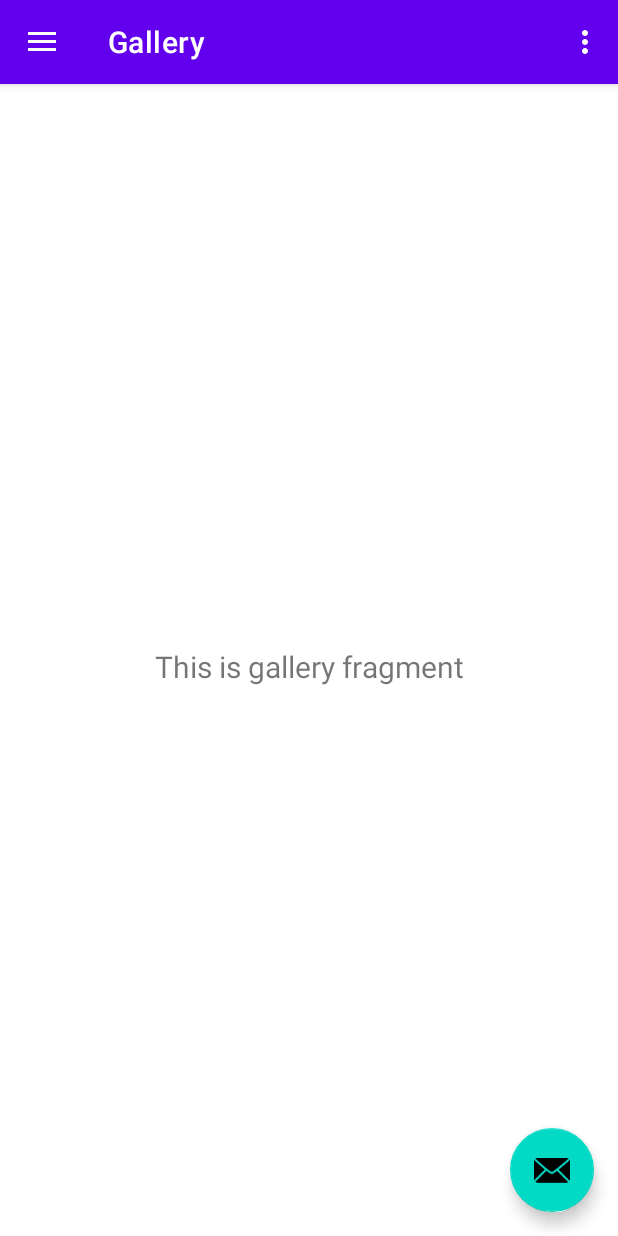
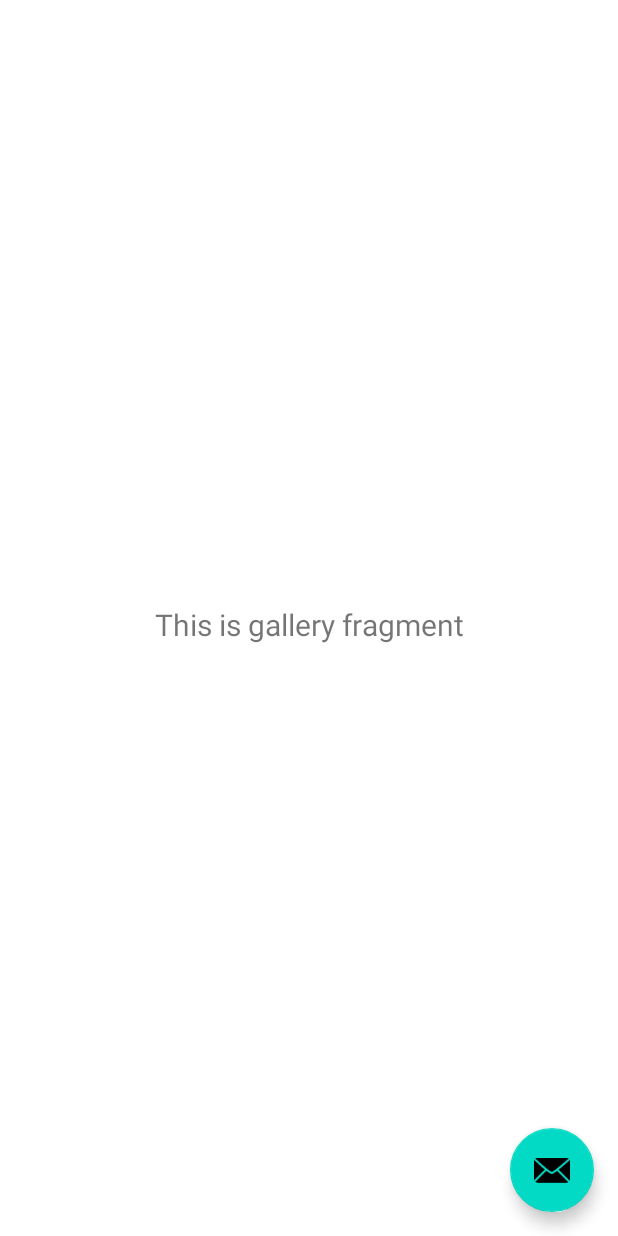
Before and after one commit to gustavodahora/Gmail, an Android app: the screen it shows after launch (MainActivity), in the side drawer, after a tap on "Gallery", on a phone screen of 412 x 824 dp. Run offline under Robolectric (Android 15) with nearby library versions, the phone set to English and light mode, and no system bars; our stand-ins replace navigation-ui.

Commit message:
Removing function to nav unecessary

```diff
--- a/app/src/main/java/dev/gustavodahora/gmail/MainActivity.java
+++ b/app/src/main/java/dev/gustavodahora/gmail/MainActivity.java
@@ -28,14 +28,6 @@ public class MainActivity extends AppCompatActivity {
         binding = ActivityMainBinding.inflate(getLayoutInflater());
         setContentView(binding.getRoot());
 
-        setSupportActionBar(binding.appBarMain.toolbar);
-        binding.appBarMain.fab.setOnClickListener(new View.OnClickListener() {
-            @Override
-            public void onClick(View view) {
-                Snackbar.make(view, "Replace with your own action", Snackbar.LENGTH_LONG)
-                        .setAction("Action", null).show();
-            }
-        });
         DrawerLayout drawer = binding.drawerLayout;
         NavigationView navigationView = binding.navView;
         // Passing each menu ID as a set of Ids because each
@@ -45,21 +37,20 @@ public class MainActivity extends AppCompatActivity {
                 .setOpenableLayout(drawer)
                 .build();
         NavController navController = Navigation.findNavController(this, R.id.nav_host_fragment_content_main);
-        NavigationUI.setupActionBarWithNavController(this, navController, mAppBarConfiguration);
         NavigationUI.setupWithNavController(navigationView, navController);
     }
 
-    @Override
-    public boolean onCreateOptionsMenu(Menu menu) {
-        // Inflate the menu; this adds items to the action bar if it is present.
-        getMenuInflater().inflate(R.menu.main, menu);
-        return true;
-    }
-
-    @Override
-    public boolean onSupportNavigateUp() {
-        NavController navController = Navigation.findNavController(this, R.id.nav_host_fragment_content_main);
-        return NavigationUI.navigateUp(navController, mAppBarConfiguration)
-                || super.onSupportNavigateUp();
-    }
+//    @Override
+//    public boolean onCreateOptionsMenu(Menu menu) {
+//        // Inflate the menu; this adds items to the action bar if it is present.
+//        getMenuInflater().inflate(R.menu.main, menu);
+//        return true;
+//    }
+//
+//    @Override
+//    public boolean onSupportNavigateUp() {
+//        NavController navController = Navigation.findNavController(this, R.id.nav_host_fragment_content_main);
+//        return NavigationUI.navigateUp(navController, mAppBarConfiguration)
+//                || super.onSupportNavigateUp();
+//    }
 }
--- a/app/src/main/res/layout/app_bar_main.xml
+++ b/app/src/main/res/layout/app_bar_main.xml
@@ -10,13 +10,6 @@
         android:layout_width="match_parent"
         android:layout_height="wrap_content"
         android:theme="@style/Theme.Gmail.AppBarOverlay">
-
-        <androidx.appcompat.widget.Toolbar
-            android:id="@+id/toolbar"
-            android:layout_width="match_parent"
-            android:layout_height="?attr/actionBarSize"
-            android:background="?attr/colorPrimary"
-            app:popupTheme="@style/Theme.Gmail.PopupOverlay" />
 
     </com.google.android.material.appbar.AppBarLayout>
 
--- a/app/src/main/res/values-night/themes.xml
+++ b/app/src/main/res/values-night/themes.xml
@@ -1,6 +1,6 @@
 <resources xmlns:tools="http://schemas.android.com/tools">
     <!-- Base application theme. -->
-    <style name="Theme.Gmail" parent="Theme.MaterialComponents.DayNight.DarkActionBar">
+    <style name="Theme.Gmail" parent="Theme.MaterialComponents.DayNight.NoActionBar">
         <!-- Primary brand color. -->
         <item name="colorPrimary">@color/purple_200</item>
         <item name="colorPrimaryVariant">@color/purple_700</item>
--- a/app/src/main/res/values/themes.xml
+++ b/app/src/main/res/values/themes.xml
@@ -1,6 +1,6 @@
 <resources xmlns:tools="http://schemas.android.com/tools">
     <!-- Base application theme. -->
-    <style name="Theme.Gmail" parent="Theme.MaterialComponents.DayNight.DarkActionBar">
+    <style name="Theme.Gmail" parent="Theme.MaterialComponents.DayNight.NoActionBar">
         <!-- Primary brand color. -->
         <item name="colorPrimary">@color/purple_500</item>
         <item name="colorPrimaryVariant">@color/purple_700</item>
```
